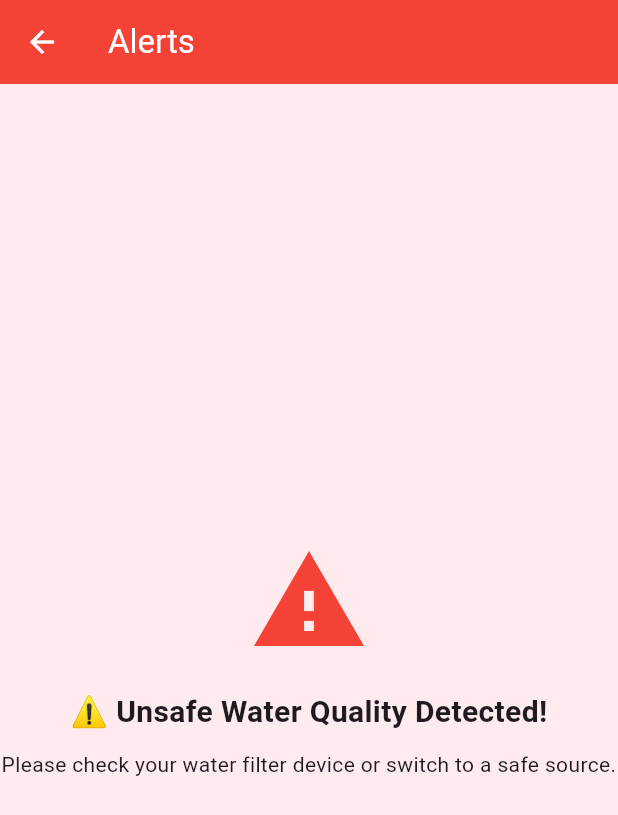
After one commit to bristisamanta/vita-stream-fronted, a Flutter app: the AlertScreen screen opened by its route, on a phone screen of 412 x 824 dp. The commit adds this screen. Shown: the top 815 px of the screen. Run offline on Flutter 3.47's test engine with Material 3 defaults, Android fonts, the light colour scheme and no system bars; our stand-ins replace animated_background, flutter_svg, geolocator, google_maps_flutter, image_picker, lottie and 2 more; accounts and stored records are empty.

Commit message:
Any message that you want to display (like what changes you made)

```diff
--- a/lib/main.dart
+++ b/lib/main.dart
@@ -11,6 +11,7 @@ import 'screens/dashboard_screen.dart';
 import 'screens/settings_screen.dart';
 import 'screens/tips_screen.dart';
 import 'screens/profile_screen.dart';
+import 'screens/alert_screen.dart'; // ✅ Added AlertScreen import
 
 void main() {
   runApp(
@@ -54,6 +55,9 @@ class MyApp extends StatelessWidget {
         '/settings': (context) => const SettingsScreen(),
         '/tips': (context) => const TipsScreen(),
         '/profile': (context) => const ProfileScreen(),
+
+        // ✅ New route for Alerts
+        '/alert': (context) => const AlertScreen(),
       },
     );
   }
--- /dev/null
+++ b/lib/screens/alert_screen.dart
@@ -0,0 +1,37 @@
+// lib/screens/alert_screen.dart
+import 'package:flutter/material.dart';
+
+class AlertScreen extends StatelessWidget {
+  const AlertScreen({super.key});
+
+  @override
+  Widget build(BuildContext context) {
+    return Scaffold(
+      backgroundColor: Colors.red.shade50,
+      appBar: AppBar(
+        backgroundColor: Colors.red,
+        title: const Text("Alerts", style: TextStyle(color: Colors.white)),
+        iconTheme: const IconThemeData(color: Colors.white),
+      ),
+      body: Center(
+        child: Column(
+          mainAxisAlignment: MainAxisAlignment.center,
+          children: const [
+            Icon(Icons.warning, size: 80, color: Colors.red),
+            SizedBox(height: 20),
+            Text(
+              "⚠️ Unsafe Water Quality Detected!",
+              style: TextStyle(fontSize: 20, fontWeight: FontWeight.bold),
+              textAlign: TextAlign.center,
+            ),
+            SizedBox(height: 10),
+            Text(
+              "Please check your water filter device or switch to a safe source.",
+              textAlign: TextAlign.center,
+            ),
+          ],
+        ),
+      ),
+    );
+  }
+}
--- a/pubspec.yaml
+++ b/pubspec.yaml
@@ -27,6 +27,7 @@ dependencies:
   provider: ^6.0.5
   shared_preferences: ^2.2.2
   image_picker: ^1.1.1
+  flutter_blue_plus: ^1.34.3
 
 
 flutter:
```
Also changed, not shown: lib/screens/dashboard_screen.dart (+7 -6 lines), pubspec.lock, 1 other file.
